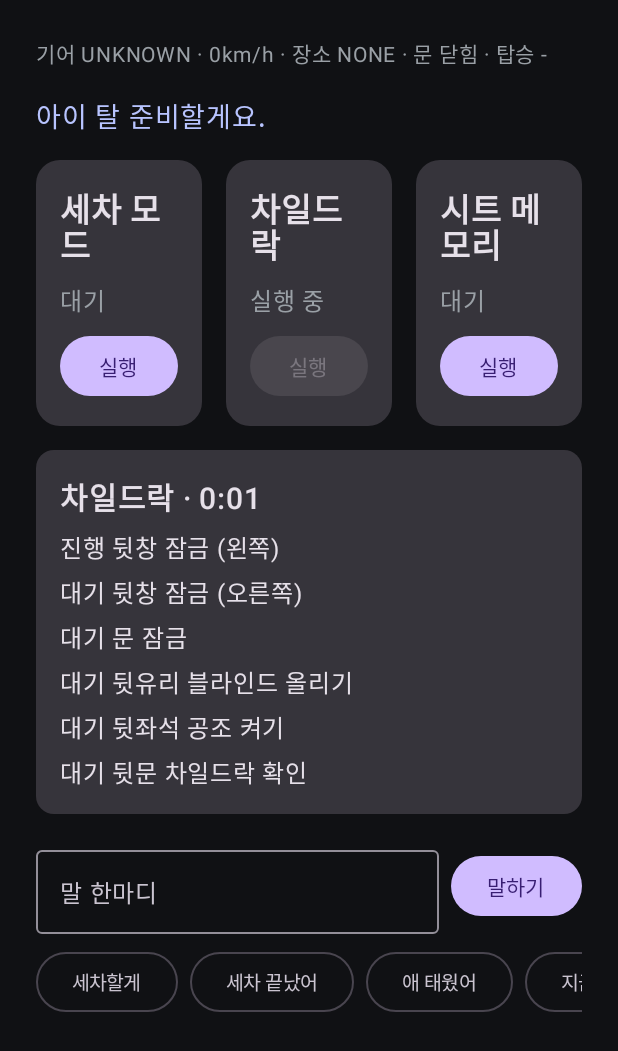
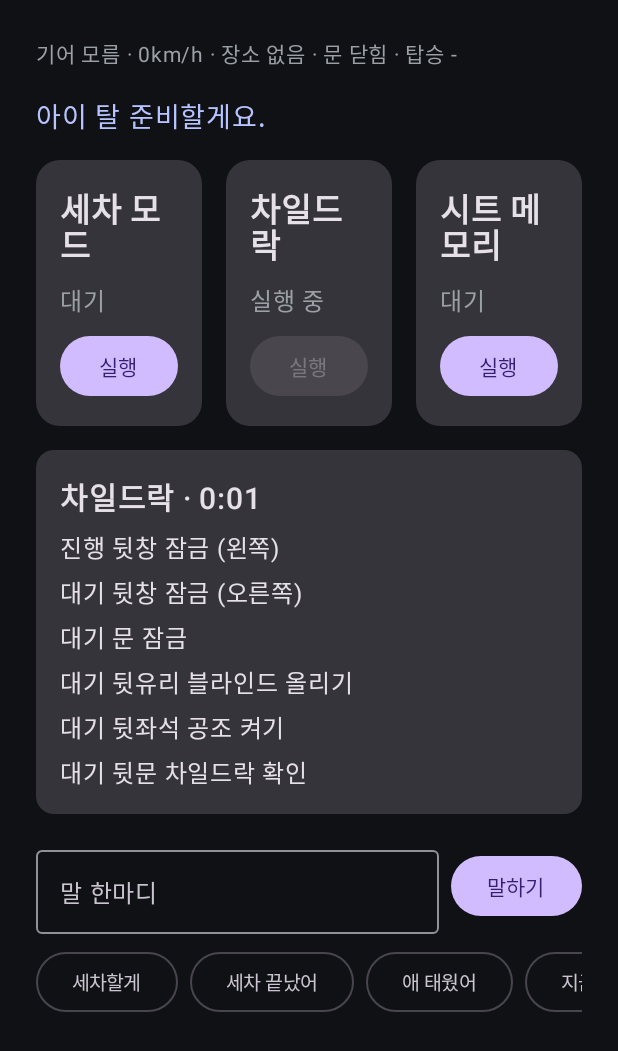
Before and after one commit to westone-hq/sunstone, an Android app built with Jetpack Compose: the screen it shows after launch (MainActivity), after a tap on "애 태웠어", on a phone screen of 412 x 824 dp. Shown: the top 1051 px of the screen. Run offline under Robolectric (Android 15) with nearby library versions, the phone set to English and light mode, and no system bars; libraries missing offline, so code that uses them is left out: ai.pleos.playground; 21 statements that could not run were skipped; 3 other taps on this screen came first.

Commit message:
화면: 앱 문구를 strings.xml로 옮김
버튼·상태 줄·실행 기록·앱이 말하는 안내·Gleo 결과 문구가 코드 곳곳에
흩어져 있었다(규칙 10-2). 한곳에 모으고, 상태 줄의 기어·장소를 영어 이름
대신 화면 문구로 보인다. 루틴이 말하는 문장은 routines/에 그대로 둔다.

```diff
--- a/app/src/main/java/com/westone/sunstone/SunstoneApp.kt
+++ b/app/src/main/java/com/westone/sunstone/SunstoneApp.kt
@@ -136,7 +136,7 @@ class AppGraph(private val app: Context) {
 
     /**
      * 작성: 2026-11-08 18:03:56 · 박건준
-     * 수정: 2026-11-09 18:49:00 · 박건준
+     * 수정: 2026-11-09 19:11:42 · 박건준
      * 함수: handle
      * 목적: 말·Gleo·화면·데모 입력을 처리한다.
      *       - `Run` — 루틴 실행을 요청한다
@@ -153,15 +153,26 @@ class AppGraph(private val app: Context) {
                     .filter { it.phase == Phase.ACTIVE }
                     .maxByOrNull { it.startedAtMs }?.id
                 // → 로직 이동: Speaker.say(), RoutineRunner.undo()
-                if (id == null) speaker.say("되돌릴 게 없어요.") else runner.undo(id)
+                if (id == null) speaker.say(app.getString(R.string.voice_nothing_to_undo)) else runner.undo(id)
             }
             is VoiceAction.SaveSeat -> scope.launch {
                 val saved = seatRoutine.capture(action.name, car) // 저장한 자세, 시트를 못 읽으면 null
                 // → 로직 이동: Speaker.say()
-                speaker.say(if (saved != null) "${action.name} 자세를 저장했어요." else "시트 위치를 읽을 수 없어요.")
+                speaker.say(
+                    if (saved != null) app.getString(R.string.voice_seat_saved, action.name)
+                    else app.getString(R.string.voice_seat_unreadable),
+                )
             }
         }
     }
+
+    /**
+     * 작성: 2026-11-09 19:11:42 · 박건준
+     * 함수: notUnderstood
+     * 목적: 말을 알아듣지 못했다고 말한다. 화면 입력칸과 데모 `say`가 함께
+     *       쓴다.
+     */
+    fun notUnderstood() = speaker.say(app.getString(R.string.voice_not_understood)) // → 로직 이동: Speaker.say()
 
     /**
      * 작성: 2026-11-08 18:03:56 · 박건준
--- a/app/src/main/java/com/westone/sunstone/ui/MainActivity.kt
+++ b/app/src/main/java/com/westone/sunstone/ui/MainActivity.kt
@@ -7,6 +7,7 @@ import androidx.activity.ComponentActivity
 import androidx.activity.compose.setContent
 import androidx.activity.result.contract.ActivityResultContracts
 import androidx.core.content.ContextCompat
+import com.westone.sunstone.R
 import com.westone.sunstone.connect.GleoEntry
 import com.westone.sunstone.routines.understand.VoiceAction
 import com.westone.sunstone.graph
@@ -81,7 +82,7 @@ class MainActivity : ComponentActivity() {
 
     /**
      * 작성: 2026-11-08 18:03:56 · 박건준
-     * 수정: 2026-11-09 18:49:00 · 박건준
+     * 수정: 2026-11-09 19:11:42 · 박건준
      * 함수: handleGleo
      * 목적: Gleo(또는 같은 인텐트를 보낸 adb)가 부른 함수를 처리하고 결과를
      *       돌려준다. 요청을 넘기기만 하므로 결과는 늘 성공으로 알린다.
@@ -91,9 +92,9 @@ class MainActivity : ComponentActivity() {
         val action = GleoEntry.parse(intent) ?: return // 알아들은 요청
         graph.handle(action) // → 로직 이동: AppGraph.handle()
         val message = when (action) { // Gleo에 돌려줄 결과 문장
-            is VoiceAction.Run -> "${action.request.id} 실행"
-            is VoiceAction.Undo -> "되돌리기"
-            is VoiceAction.SaveSeat -> "${action.name} 자세 저장"
+            is VoiceAction.Run -> getString(R.string.gleo_run, action.request.id.name)
+            is VoiceAction.Undo -> getString(R.string.gleo_undo)
+            is VoiceAction.SaveSeat -> getString(R.string.gleo_save, action.name)
         }
         GleoEntry.respond(this, intent?.action.orEmpty(), true, message) // → 로직 이동: GleoEntry.respond()
     }
--- a/app/src/main/java/com/westone/sunstone/ui/SunstoneScreen.kt
+++ b/app/src/main/java/com/westone/sunstone/ui/SunstoneScreen.kt
@@ -30,11 +30,14 @@ import androidx.compose.runtime.setValue
 import androidx.compose.ui.Alignment
 import androidx.compose.ui.Modifier
 import androidx.compose.ui.graphics.Color
+import androidx.compose.ui.res.stringArrayResource
+import androidx.compose.ui.res.stringResource
 import androidx.compose.ui.text.font.FontWeight
 import androidx.compose.ui.unit.dp
 import androidx.compose.ui.unit.sp
 import androidx.lifecycle.compose.collectAsStateWithLifecycle
 import com.westone.sunstone.AppGraph
+import com.westone.sunstone.R
 import com.westone.sunstone.routines.understand.PhraseMatcher
 import com.westone.sunstone.routines.understand.VoiceAction
 import com.westone.sunstone.routines.engine.Phase
@@ -45,14 +48,15 @@ import com.westone.sunstone.routines.engine.Source
 import com.westone.sunstone.routines.engine.StepStatus
 import com.westone.sunstone.routines.model.CarState
 import com.westone.sunstone.routines.model.Gear
+import com.westone.sunstone.routines.model.Place
 import kotlinx.coroutines.delay
 
 /**
  * 작성: 2026-11-08 18:03:56 · 박건준
- * 수정: 2026-11-09 18:49:00 · 박건준
+ * 수정: 2026-11-09 19:11:42 · 박건준
  * 함수: SunstoneScreen
  * 목적: 앱 화면 전체. 주 입력은 말 한마디와 상황 감지이고, 화면은 지금 무엇을
- *       했는지 보여주는 보조다.
+ *       했는지 보여주는 보조다. 문구는 res/values/strings.xml에 있다.
  *       - 늘 보임 — 상태 줄, 마지막 안내, 권하기 카드
  *       - 정차 중에만 보임 — 루틴 카드, 저장한 자세, 실행 기록, 말 입력칸
  * 인자: graph — 앱 조립부
@@ -86,16 +90,22 @@ fun SunstoneScreen(graph: AppGraph) {
                     ) {
                         Text(s.message, Modifier.weight(1f), fontSize = 20.sp)
                         // → 로직 이동: RoutineRunner.acceptSuggestion()
-                        Button(onClick = { graph.runner.acceptSuggestion() }) { Text("네") }
+                        Button(onClick = { graph.runner.acceptSuggestion() }) {
+                            Text(stringResource(R.string.suggestion_yes))
+                        }
                         Spacer(Modifier.width(8.dp))
                         // → 로직 이동: RoutineRunner.dismissSuggestion()
-                        OutlinedButton(onClick = { graph.runner.dismissSuggestion() }) { Text("아니요") }
+                        OutlinedButton(onClick = { graph.runner.dismissSuggestion() }) {
+                            Text(stringResource(R.string.suggestion_no))
+                        }
                     }
                 }
             }
 
             if (driving) {
-                ui.runs.values.filter { it.phase == Phase.ACTIVE }.forEach { Text("${it.title} 켜짐", fontSize = 18.sp) }
+                ui.runs.values.filter { it.phase == Phase.ACTIVE }.forEach {
+                    Text(stringResource(R.string.routine_active_while_driving, it.title), fontSize = 18.sp)
+                }
                 return@Column
             }
 
@@ -122,20 +132,39 @@ fun SunstoneScreen(graph: AppGraph) {
 
 /**
  * 작성: 2026-11-08 18:03:56 · 박건준
- * 수정: 2026-11-09 18:49:00 · 박건준
+ * 수정: 2026-11-09 19:11:42 · 박건준
  * 함수: StatusLine
  * 목적: 차 상태 한 줄(기어·속도·장소·열린 문·탑승). 시연 때 차가 무엇을
- *       알아챘는지 보여준다.
+ *       알아챘는지 보여준다. 기어·장소는 영어 이름 대신 화면 문구로 바꾼다.
  * 인자: car — 지금 차 상태
  *       fake — 가짜 차를 쓰면 true. 줄 끝에 표시한다
  */
 @Composable
 private fun StatusLine(car: CarState, fake: Boolean) {
-    val doors = car.doorOpen.filterValues { it }.keys.joinToString { it.label }.ifEmpty { "닫힘" } // 열린 문
-    val seats = car.seatOccupied.filterValues { it }.keys.joinToString { it.label }.ifEmpty { "-" } // 탑승한 좌석
+    val doors = car.doorOpen.filterValues { it }.keys.joinToString { it.label } // 열린 문
+        .ifEmpty { stringResource(R.string.status_doors_closed) }
+    val seats = car.seatOccupied.filterValues { it }.keys.joinToString { it.label } // 탑승한 좌석
+        .ifEmpty { stringResource(R.string.status_seats_empty) }
+    val gear = stringResource( // 기어 글자
+        when (car.gear) {
+            Gear.PARK -> R.string.gear_park
+            Gear.REVERSE -> R.string.gear_reverse
+            Gear.NEUTRAL -> R.string.gear_neutral
+            Gear.DRIVE -> R.string.gear_drive
+            Gear.UNKNOWN -> R.string.gear_unknown
+        },
+    )
+    val place = stringResource( // 장소 이름
+        when (car.place) {
+            Place.CAR_WASH -> R.string.place_car_wash
+            Place.GAS_STATION -> R.string.place_gas_station
+            Place.KIDS -> R.string.place_kids
+            Place.NONE -> R.string.place_none
+        },
+    )
     Text(
-        "기어 ${car.gear} · ${"%.0f".format(car.speedKmh)}km/h · 장소 ${car.place} · 문 $doors · 탑승 $seats" +
-            if (fake) " · 가짜 차" else "",
+        stringResource(R.string.status_line, gear, car.speedKmh, place, doors, seats) +
+            if (fake) stringResource(R.string.status_fake_car) else "",
         color = Color(0xFF9AA0A6),
         fontSize = 14.sp,
     )
@@ -143,7 +172,7 @@ private fun StatusLine(car: CarState, fake: Boolean) {
 
 /**
  * 작성: 2026-11-08 18:03:56 · 박건준
- * 수정: 2026-11-09 18:49:00 · 박건준
+ * 수정: 2026-11-09 19:11:42 · 박건준
  * 함수: RoutineCard
  * 목적: 루틴 하나의 카드. 이름, 지금 단계, 실행 또는 원래대로 버튼을 둔다.
  *       실행 중에는 실행 버튼을 막는다.
@@ -159,18 +188,24 @@ private fun RoutineCard(modifier: Modifier, title: String, run: RunView?, onRun:
         Column(Modifier.padding(16.dp), verticalArrangement = Arrangement.spacedBy(8.dp)) {
             Text(title, fontSize = 22.sp, fontWeight = FontWeight.SemiBold)
             Text(
-                when (run?.phase) {
-                    Phase.RUNNING -> "실행 중"
-                    Phase.ACTIVE -> "켜짐"
-                    Phase.UNDOING -> "되돌리는 중"
-                    else -> "대기"
-                },
+                stringResource(
+                    when (run?.phase) {
+                        Phase.RUNNING -> R.string.routine_running
+                        Phase.ACTIVE -> R.string.routine_active
+                        Phase.UNDOING -> R.string.routine_undoing
+                        else -> R.string.routine_idle
+                    },
+                ),
                 color = Color(0xFF9AA0A6),
             )
             if (run?.phase == Phase.ACTIVE) {
-                OutlinedButton(onClick = onUndo, Modifier.fillMaxWidth()) { Text("원래대로") }
+                OutlinedButton(onClick = onUndo, Modifier.fillMaxWidth()) {
+                    Text(stringResource(R.string.routine_undo))
+                }
             } else {
-                Button(onClick = onRun, Modifier.fillMaxWidth(), enabled = run?.phase != Phase.RUNNING) { Text("실행") }
+                Button(onClick = onRun, Modifier.fillMaxWidth(), enabled = run?.phase != Phase.RUNNING) {
+                    Text(stringResource(R.string.routine_run))
+                }
             }
         }
     }
@@ -178,7 +213,7 @@ private fun RoutineCard(modifier: Modifier, title: String, run: RunView?, onRun:
 
 /**
  * 작성: 2026-11-08 18:03:56 · 박건준
- * 수정: 2026-11-09 18:49:00 · 박건준
+ * 수정: 2026-11-09 19:11:42 · 박건준
  * 함수: ProfileRow
  * 목적: 저장한 시트 자세 버튼 줄. 누르면 그 자세로 시트 루틴을 돌린다.
  *       안내 문장이 바뀔 때(자세를 저장했을 때 등) 이름 목록을 다시 읽는다.
@@ -192,7 +227,7 @@ private fun ProfileRow(graph: AppGraph) {
     }
     if (names.isEmpty()) return
     Row(horizontalArrangement = Arrangement.spacedBy(8.dp), verticalAlignment = Alignment.CenterVertically) {
-        Text("자세:", color = Color(0xFF9AA0A6))
+        Text(stringResource(R.string.profiles_label), color = Color(0xFF9AA0A6))
         names.forEach { name ->
             OutlinedButton(onClick = {
                 // → 로직 이동: AppGraph.handle()
@@ -204,10 +239,11 @@ private fun ProfileRow(graph: AppGraph) {
 
 /**
  * 작성: 2026-11-08 18:03:56 · 박건준
- * 수정: 2026-11-09 18:49:00 · 박건준
+ * 수정: 2026-11-09 19:11:42 · 박건준
  * 함수: RunDetail
  * 목적: 가장 최근 실행의 단계별 결과와 시작 뒤 지난 시간(분:초). 지난
- *       시간을 1초마다 다시 그린다.
+ *       시간을 1초마다 다시 그린다. 단계가 안내로 바뀐 이유가 있으면 괄호로
+ *       붙인다.
  * 인자: run — 보여줄 실행 기록
  */
 @Composable
@@ -219,23 +255,30 @@ private fun RunDetail(run: RunView) {
             delay(1_000)
         }
     }
-    val elapsed = (now - run.startedAtMs).coerceAtLeast(0) / 1000 // 시작 뒤 지난 시간(초)
+    val elapsed = ((now - run.startedAtMs).coerceAtLeast(0) / 1000).toInt() // 시작 뒤 지난 시간(초)
     Card(Modifier.fillMaxWidth()) {
         Column(Modifier.padding(16.dp), verticalArrangement = Arrangement.spacedBy(6.dp)) {
             Text(
-                "${run.title} · %d:%02d".format(elapsed / 60, elapsed % 60),
+                stringResource(R.string.run_title, run.title, elapsed / 60, elapsed % 60),
                 fontSize = 20.sp,
                 fontWeight = FontWeight.SemiBold,
             )
             run.steps.forEach { step ->
-                val mark = when (step.status) { // 단계 결과 글자
-                    StepStatus.DONE -> "완료"
-                    StepStatus.GUIDED -> "안내"
-                    StepStatus.RUNNING -> "진행"
-                    StepStatus.SKIPPED -> "건너뜀"
-                    StepStatus.WAITING -> "대기"
-                }
-                Text("$mark ${step.title}" + (step.note?.let { "  ($it)" } ?: ""), fontSize = 16.sp)
+                val mark = stringResource( // 단계 결과 글자
+                    when (step.status) {
+                        StepStatus.DONE -> R.string.step_done
+                        StepStatus.GUIDED -> R.string.step_guided
+                        StepStatus.RUNNING -> R.string.step_running
+                        StepStatus.SKIPPED -> R.string.step_skipped
+                        StepStatus.WAITING -> R.string.step_waiting
+                    },
+                )
+                val note = step.note // 안내로 바뀐 이유, 없으면 null
+                Text(
+                    if (note == null) stringResource(R.string.step_line, mark, step.title)
+                    else stringResource(R.string.step_line_with_note, mark, step.title, note),
+                    fontSize = 16.sp,
+                )
             }
         }
     }
@@ -243,7 +286,7 @@ private fun RunDetail(run: RunView) {
 
 /**
  * 작성: 2026-11-08 18:03:56 · 박건준
- * 수정: 2026-11-09 18:49:00 · 박건준
+ * 수정: 2026-11-09 19:11:42 · 박건준
  * 함수: SayBox
  * 목적: 음성 인식 대신 쓰는 말 입력칸과 자주 쓰는 말 버튼.
  * 인자: graph — 앱 조립부
@@ -253,12 +296,18 @@ private fun RunDetail(run: RunView) {
 @Composable
 private fun SayBox(graph: AppGraph) {
     var text by remember { mutableStateOf("") } // 입력칸 글자
-    val quick = listOf("세차할게", "세차 끝났어", "애 태웠어", "지금 자세 엄마로 저장해줘", "엄마 자세로", "원래대로") // 빠른 말 버튼
+    val quick = stringArrayResource(R.array.say_quick) // 빠른 말 버튼
     Column(verticalArrangement = Arrangement.spacedBy(8.dp)) {
         Row(verticalAlignment = Alignment.CenterVertically) {
-            OutlinedTextField(text, { text = it }, Modifier.weight(1f), label = { Text("말 한마디") }, singleLine = true)
+            OutlinedTextField(
+                text,
+                { text = it },
+                Modifier.weight(1f),
+                label = { Text(stringResource(R.string.say_hint)) },
+                singleLine = true,
+            )
             Spacer(Modifier.width(8.dp))
-            Button(onClick = { say(graph, text); text = "" }) { Text("말하기") }
+            Button(onClick = { say(graph, text); text = "" }) { Text(stringResource(R.string.say_send)) }
         }
         Row(
             // 빠른 말 버튼, 넘치면 가로로 넘긴다
@@ -272,7 +321,7 @@ private fun SayBox(graph: AppGraph) {
 
 /**
  * 작성: 2026-11-08 18:03:56 · 박건준
- * 수정: 2026-11-09 18:49:00 · 박건준
+ * 수정: 2026-11-09 19:11:42 · 박건준
  * 함수: say
  * 목적: 입력한 말을 요청으로 바꿔 처리한다. 못 알아들으면 그렇다고 말한다.
  * 인자: graph — 앱 조립부
@@ -280,6 +329,6 @@ private fun SayBox(graph: AppGraph) {
  */
 private fun say(graph: AppGraph, text: String) {
     val action = PhraseMatcher.match(text, Source.VOICE) // 알아들은 요청, 못 알아들으면 null
-    // → 로직 이동: Speaker.say(), AppGraph.handle()
-    if (action == null) graph.speaker.say("잘 못 알아들었어요.") else graph.handle(action)
+    // → 로직 이동: AppGraph.notUnderstood(), AppGraph.handle()
+    if (action == null) graph.notUnderstood() else graph.handle(action)
 }
--- a/app/src/main/res/values/strings.xml
+++ b/app/src/main/res/values/strings.xml
@@ -2,6 +2,71 @@
 <!-- 앱이 직접 보이거나 말하는 문구. 루틴이 말하는 문장은 routines/에 있다. -->
 <resources>
     <string name="app_name">Sunstone</string>
+
+    <!-- 상태 줄: 기어 · 속도 · 장소 · 열린 문 · 탑승 -->
+    <string name="status_line">기어 %1$s · %2$.0fkm/h · 장소 %3$s · 문 %4$s · 탑승 %5$s</string>
+    <string name="status_fake_car">" · 가짜 차"</string>
+    <string name="status_doors_closed">닫힘</string>
+    <string name="status_seats_empty">-</string>
+    <string name="gear_park">P</string>
+    <string name="gear_reverse">R</string>
+    <string name="gear_neutral">N</string>
+    <string name="gear_drive">D</string>
+    <string name="gear_unknown">모름</string>
+    <string name="place_car_wash">세차장</string>
+    <string name="place_gas_station">주유소</string>
+    <string name="place_kids">아이 시설</string>
+    <string name="place_none">없음</string>
+
+    <!-- 권하기 카드 -->
+    <string name="suggestion_yes">네</string>
+    <string name="suggestion_no">아니요</string>
+
+    <!-- 루틴 카드 -->
+    <string name="routine_running">실행 중</string>
+    <string name="routine_active">켜짐</string>
+    <string name="routine_undoing">되돌리는 중</string>
+    <string name="routine_idle">대기</string>
+    <string name="routine_run">실행</string>
+    <string name="routine_undo">원래대로</string>
+    <!-- 주행 중에는 켜진 루틴 이름만 보인다 -->
+    <string name="routine_active_while_driving">%1$s 켜짐</string>
+
+    <!-- 실행 기록: 루틴 이름 · 분:초, 단계마다 결과와 이유 -->
+    <string name="run_title">%1$s · %2$d:%3$02d</string>
+    <string name="step_line">%1$s %2$s</string>
+    <string name="step_line_with_note">%1$s %2$s  (%3$s)</string>
+    <string name="step_done">완료</string>
+    <string name="step_guided">안내</string>
+    <string name="step_running">진행</string>
+    <string name="step_skipped">건너뜀</string>
+    <string name="step_waiting">대기</string>
+
+    <!-- 저장한 자세 줄 -->
+    <string name="profiles_label">자세:</string>
+
+    <!-- 말 입력칸(음성 인식 대신) -->
+    <string name="say_hint">말 한마디</string>
+    <string name="say_send">말하기</string>
+    <string-array name="say_quick">
+        <item>세차할게</item>
+        <item>세차 끝났어</item>
+        <item>애 태웠어</item>
+        <item>지금 자세 엄마로 저장해줘</item>
+        <item>엄마 자세로</item>
+        <item>원래대로</item>
+    </string-array>
+
+    <!-- 앱이 말하는 안내 -->
+    <string name="voice_not_understood">잘 못 알아들었어요.</string>
+    <string name="voice_nothing_to_undo">되돌릴 게 없어요.</string>
+    <string name="voice_seat_saved">%1$s 자세를 저장했어요.</string>
+    <string name="voice_seat_unreadable">시트 위치를 읽을 수 없어요.</string>
+
+    <!-- Gleo에 돌려주는 결과 -->
+    <string name="gleo_run">%1$s 실행</string>
+    <string name="gleo_undo">되돌리기</string>
+    <string name="gleo_save">%1$s 자세 저장</string>
 
     <!-- 차 제어 단계가 안내로 바뀐 이유(실행 기록에 보인다) -->
     <string name="car_unsupported">이 차에서는 지원하지 않아요</string>
```
